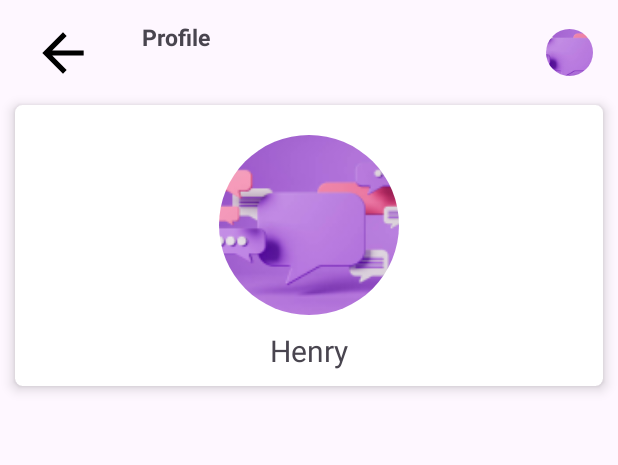
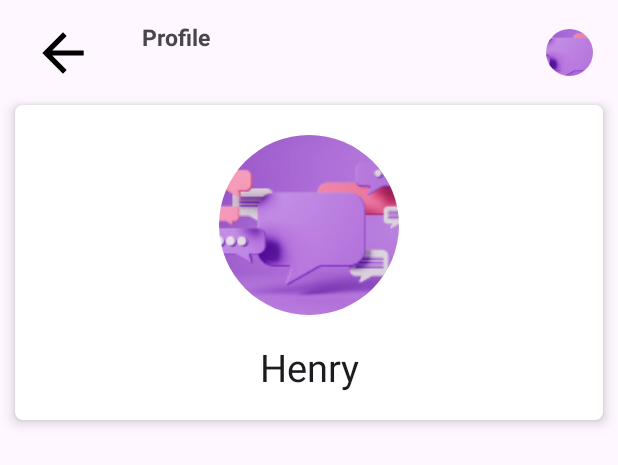
Before and after one commit to HenrietteDaughtyOloo/SemaJe-Chat, an Android app: the layout activity_change_profile.xml on its own in the app's theme, with its tools: preview values and no code run, on a phone screen of 412 x 824 dp. Shown: the top 465 px of the screen. Run offline under Robolectric (Android 15) with nearby library versions, the phone set to English and light mode, and no system bars.

```diff
--- a/app/src/main/java/com/henriette/semajechatapplication/model/User.kt
+++ b/app/src/main/java/com/henriette/semajechatapplication/model/User.kt
@@ -2,4 +2,4 @@ package com.henriette.semajechatapplication.model
 
 import android.media.Image
 
-data class User(var userId:String="",var userName:String="", var userImage: String="")
+data class User(var userId:String="",var userName:String="", var profileImage: String="")
--- /dev/null
+++ b/app/src/main/res/drawable/baseline_send_24.xml
@@ -0,0 +1,5 @@
+<vector android:autoMirrored="true" android:height="24dp"
+    android:tint="#FBFBFB" android:viewportHeight="24"
+    android:viewportWidth="24" android:width="24dp" xmlns:android="http://schemas.android.com/apk/res/android">
+    <path android:fillColor="@android:color/white" android:pathData="M2.01,21L23,12 2.01,3 2,10l15,2 -15,2z"/>
+</vector>
--- a/app/src/main/res/layout/activity_home.xml
+++ b/app/src/main/res/layout/activity_change_profile.xml
@@ -71,16 +71,41 @@
                 android:src="@mipmap/ic_launcher"
                 />
 
-            <TextView
-                android:id="@+id/userName"
+            <EditText
+                android:id="@+id/etUserName"
                 android:layout_width="match_parent"
+                android:layout_height="50dp"
+                android:layout_marginTop="10dp"
+                android:background="@color/white"
+                android:inputType="text|textAutoComplete"
+                android:maxLines="1"
+                android:text="@string/henry"
+                android:textAlignment="center"
+                android:textSize="25sp" />
+            <Button
+                android:id="@+id/btnSave"
+                android:layout_width="351dp"
+                android:layout_height="56dp"
+                android:layout_marginTop="56dp"
+                android:backgroundTint="@color/primary"
+                android:clickable="true"
+                android:focusable="true"
+                android:text="@string/save"
+                android:textSize="20sp"
+                app:cornerRadius="5dp"
+                android:visibility="gone"
+                app:layout_constraintEnd_toEndOf="parent"
+                app:layout_constraintHorizontal_bias="0.266"
+                app:layout_constraintStart_toStartOf="parent"
+                app:layout_constraintTop_toBottomOf="@+id/userName" />
+
+            <ProgressBar
+                android:layout_width="wrap_content"
                 android:layout_height="wrap_content"
-                android:text="@string/henry"
-                android:maxLines="1"
-                android:textAlignment="center"
-                android:textSize="20sp"
-                android:layout_marginTop="10dp"
-                />
+                android:id="@+id/progressBar"
+                android:visibility="gone"
+                android:indeterminate="@color/primary"/>
+
 
 
         </LinearLayout>
--- a/app/src/main/res/layout/item_user.xml
+++ b/app/src/main/res/layout/item_user.xml
@@ -4,6 +4,7 @@
     xmlns:app="http://schemas.android.com/apk/res-auto"
     android:orientation="vertical"
     android:paddingTop="10dp"
+    android:id="@+id/layoutUser"
     android:layout_height="wrap_content">
 
     <LinearLayout
--- a/app/src/main/res/values/strings.xml
+++ b/app/src/main/res/values/strings.xml
@@ -24,4 +24,6 @@
     <string name="signin">Sign In</string>
     <string name="message">Message</string>
     <string name="profile">Profile</string>
+    <string name="save">Save</string>
+    <string name="enter_message">Enter message</string>
 </resources>
```
Also changed, not shown: app/build.gradle.kts (+6 -2 lines), app/src/main/AndroidManifest.xml (+9 -5 lines), app/src/main/java/com/henriette/semajechatapplication/activity/ChangeProfileActivity.kt (added, +139 -0 lines), app/src/main/java/com/henriette/semajechatapplication/activity/ChatActivity.kt (added, +75 -0 lines), app/src/main/java/com/henriette/semajechatapplication/activity/HomeActivity.kt (deleted, +0 -59 lines), app/src/main/java/com/henriette/semajechatapplication/activity/SignUpActivity.kt (+31 -24 lines), app/src/main/java/com/henriette/semajechatapplication/activity/UsersActivity.kt (+18 -19 lines), app/src/main/java/com/henriette/semajechatapplication/adapter/UserAdapter.kt (+11 -1 lines), app/src/main/res/layout/activity_chat.xml (added, +101 -0 lines).
